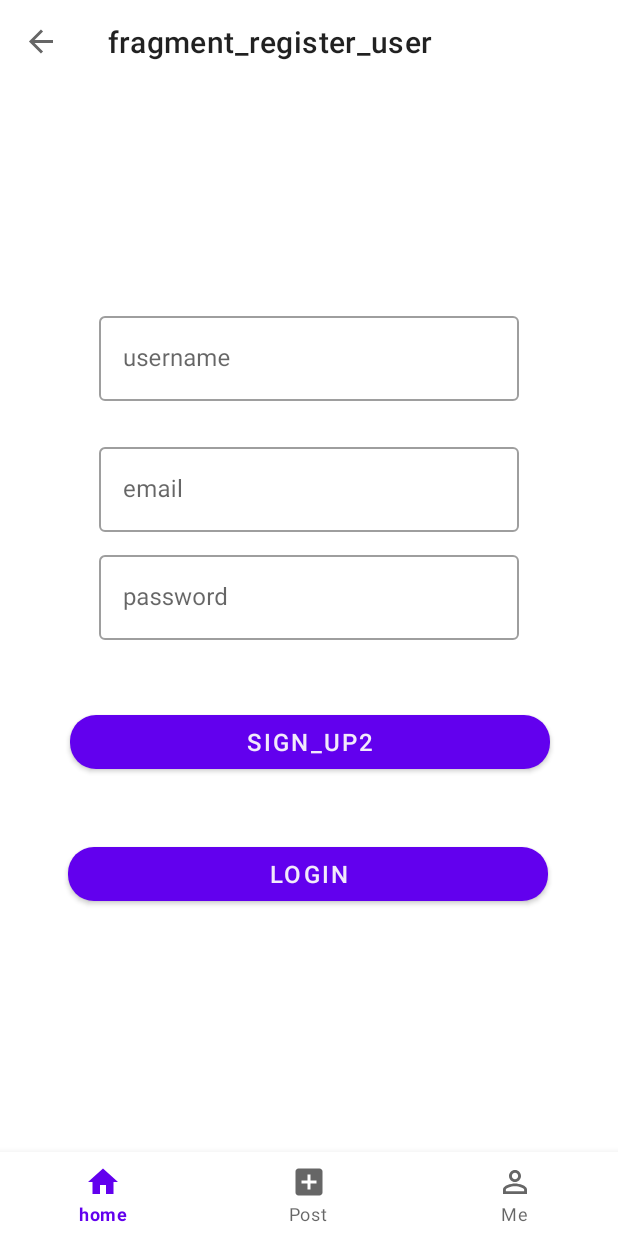
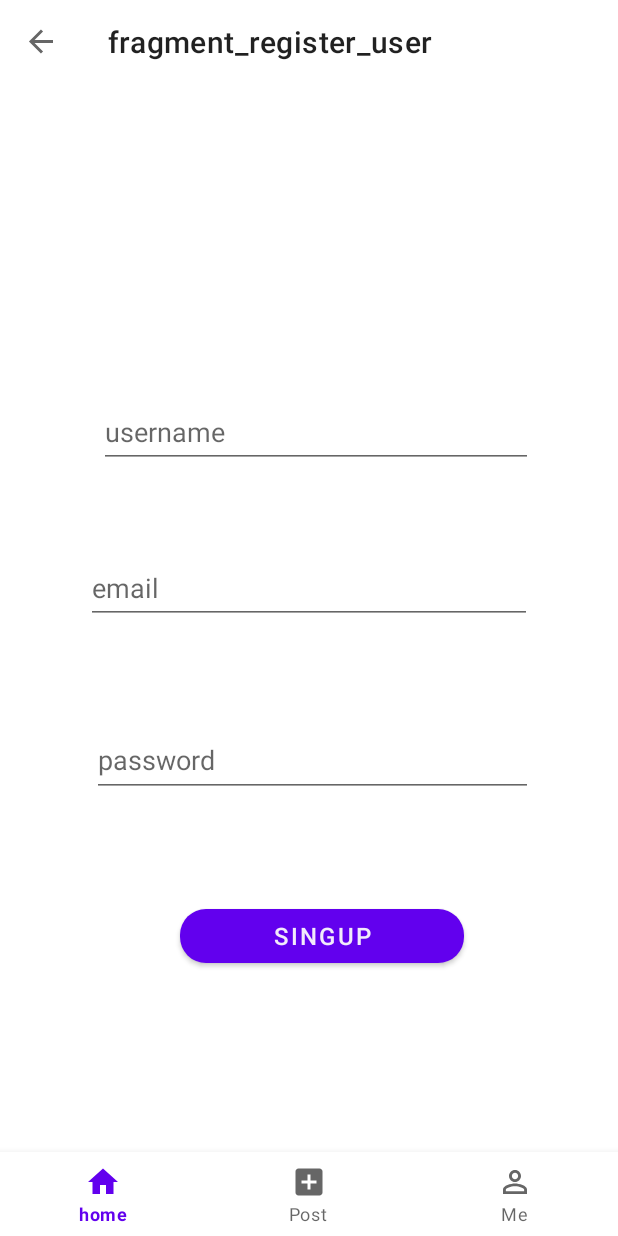
Before and after one commit to Eman-Samkri/Social-Media-App, an Android app: the RegisterUserFragment screen opened through its navigation route, on a phone screen of 412 x 824 dp. Run offline under Robolectric (Android 15) with nearby library versions, the phone set to English and light mode, and no system bars; our stand-ins replace Firebase (no records; nobody signed in at launch, a user with empty details on screens opened directly), navigation-ui.

```diff
--- a/app/src/main/java/com/t1000/capstone21/MainActivity.kt
+++ b/app/src/main/java/com/t1000/capstone21/MainActivity.kt
@@ -67,7 +67,7 @@ class MainActivity : AppCompatActivity() {
 //            else -> super.onKeyDown(keyCode, event)
 //        }
 //    }
-
+//
 //    override fun onBackPressed() {
 //        if (Build.VERSION.SDK_INT == Build.VERSION_CODES.Q) {
 //            finishAfterTransition()
--- a/app/src/main/java/com/t1000/capstone21/camera/videoFragment/VideoFragment.kt
+++ b/app/src/main/java/com/t1000/capstone21/camera/videoFragment/VideoFragment.kt
@@ -27,8 +27,7 @@ import androidx.core.net.toFile
 import androidx.lifecycle.ViewModelProvider
 import androidx.lifecycle.lifecycleScope
 import androidx.navigation.Navigation
-import com.google.firebase.auth.ktx.auth
-import com.google.firebase.ktx.Firebase
+import com.google.firebase.auth.FirebaseAuth
 import com.t1000.capstone21.KEY_EVENT_EXTRA
 import com.t1000.capstone21.R
 import com.t1000.capstone21.models.Video
@@ -343,7 +342,6 @@ override val binding: FragmentVideoBinding by lazy {
 
     private fun uploadVideo() {
         val video = Video()
-        video.userId = Firebase.auth.currentUser?.uid!!
         savedUri?.let { viewModel2.uploadVideo(it,video) }
 
     }
--- a/app/src/main/java/com/t1000/capstone21/stipop/api/StipopAPI.kt
+++ b/app/src/main/java/com/t1000/capstone21/giphy/api/GiphyAPI.kt
@@ -1,10 +1,10 @@
-package com.t1000.capstone21.stipop.api
+package com.t1000.capstone21.giphy.api
 
-import com.t1000.capstone21.stipop.models.StickerResponse
+import com.t1000.capstone21.giphy.models.StickerResponse
 import retrofit2.Response
 import retrofit2.http.GET
 
-interface StipopAPI {
+interface GiphyAPI {
 
     @GET("/v1/gifs/trending?" +
             "api_key=AcOnDAIHYdczRNn5ZRhvCGqQy7dYRQti&" +
--- a/app/src/main/java/com/t1000/capstone21/stipop/models/Sticker.kt
+++ b/app/src/main/java/com/t1000/capstone21/giphy/models/Sticker.kt
@@ -1,4 +1,4 @@
-package com.t1000.capstone21.stipop.models
+package com.t1000.capstone21.giphy.models
 
 data class Sticker (
     val id: String ="",
--- /dev/null
+++ b/app/src/main/java/com/t1000/capstone21/giphy/models/StickerLink.kt
@@ -0,0 +1,4 @@
+package com.t1000.capstone21.giphy.models
+
+class StickerLink {
+}
--- a/app/src/main/java/com/t1000/capstone21/stipop/models/StickerResponse.kt
+++ b/app/src/main/java/com/t1000/capstone21/giphy/models/StickerResponse.kt
@@ -1,4 +1,4 @@
-package com.t1000.capstone21.stipop.models
+package com.t1000.capstone21.giphy.models
 
 import com.google.gson.annotations.SerializedName
 
--- a/app/src/main/java/com/t1000/capstone21/stipop/repo/StipopRepo.kt
+++ b/app/src/main/java/com/t1000/capstone21/giphy/repo/GiphyRepo.kt
@@ -1,10 +1,10 @@
-package com.t1000.capstone21.stipop.repo
+package com.t1000.capstone21.giphy.repo
 
 import android.util.Log
 import androidx.lifecycle.LiveData
 import androidx.lifecycle.liveData
-import com.t1000.capstone21.stipop.api.StipopAPI
-import com.t1000.capstone21.stipop.models.Sticker
+import com.t1000.capstone21.giphy.api.GiphyAPI
+import com.t1000.capstone21.giphy.models.Sticker
 import kotlinx.coroutines.Dispatchers
 import retrofit2.Retrofit
 import retrofit2.converter.gson.GsonConverterFactory
@@ -19,7 +19,7 @@ open class StipopRepo {
         .addConverterFactory(GsonConverterFactory.create())
         .build()
 
-    private val stipopApi:StipopAPI = retrofit.create(StipopAPI::class.java)
+    private val stipopApi:GiphyAPI = retrofit.create(GiphyAPI::class.java)
 
 
 
--- a/app/src/main/java/com/t1000/capstone21/stipop/models/StickerLink.kt
+++ /dev/null
@@ -1,4 +0,0 @@
-package com.t1000.capstone21.stipop.models
-
-class StickerLink {
-}
--- a/app/src/main/java/com/t1000/capstone21/ui/me/register/RegisterUserFragment.kt
+++ b/app/src/main/java/com/t1000/capstone21/ui/me/register/RegisterUserFragment.kt
@@ -11,8 +11,6 @@ import com.google.firebase.auth.FirebaseAuth
 import com.google.firebase.auth.ktx.auth
 import com.google.firebase.firestore.ktx.firestore
 import com.google.firebase.ktx.Firebase
-import com.t1000.capstone21.R
-import com.t1000.capstone21.camera.PermissionsFragmentDirections
 import com.t1000.capstone21.databinding.FragmentRegisterUserBinding
 import com.t1000.capstone21.models.User
 import java.lang.Exception
@@ -29,7 +27,9 @@ class RegisterUserFragment : Fragment(){
         inflater: LayoutInflater, container: ViewGroup?,
         savedInstanceState: Bundle?
     ): View? {
-        return inflater.inflate(R.layout.fragment_register_user, container, false)
+        binding = FragmentRegisterUserBinding.inflate(layoutInflater)
+
+        return binding.root
     }
 
     override fun onCreate(savedInstanceState: Bundle?) {
@@ -41,15 +41,10 @@ class RegisterUserFragment : Fragment(){
     override fun onViewCreated(view: View, savedInstanceState: Bundle?) {
         super.onViewCreated(view, savedInstanceState)
 
-        binding = FragmentRegisterUserBinding.bind(view)
         binding.registerLoginBtn.setOnClickListener{
             registerUser()
         }
 
-        binding.goToLoginBtn.setOnClickListener {
-          Navigation.findNavController(requireActivity(), R.id.fragment_container).navigate(
-           PermissionsFragmentDirections.actionPermissionsToCamera())
-        }
     }
 
 
--- a/app/src/main/java/com/t1000/capstone21/ui/post/PostFragment.kt
+++ b/app/src/main/java/com/t1000/capstone21/ui/post/PostFragment.kt
@@ -1,17 +1,9 @@
 package com.t1000.capstone21.ui.post
 
-import android.content.Intent
 import android.os.Bundle
-import android.provider.MediaStore
 import androidx.fragment.app.Fragment
-import android.view.LayoutInflater
-import android.view.View
-import android.view.ViewGroup
 import androidx.navigation.fragment.findNavController
-import com.t1000.capstone21.R
-import com.t1000.capstone21.camera.PermissionsFragmentDirections
-import com.t1000.capstone21.ui.me.MeFragmentDirections
-import kotlinx.coroutines.Dispatchers.Main
+
 
 
 class PostFragment : Fragment() {
@@ -23,12 +15,5 @@ class PostFragment : Fragment() {
         findNavController().navigate(action)
     }
 
-    override fun onViewCreated(view: View, savedInstanceState: Bundle?) {
-        super.onViewCreated(view, savedInstanceState)
 
-
-
-//        val action = PermissionsFragmentDirections.actionPermissionsToCamera()
-//        findNavController().navigate(action)
-    }
 }
--- a/app/src/main/java/com/t1000/capstone21/ui/sticker/StickerFragment.kt
+++ b/app/src/main/java/com/t1000/capstone21/ui/sticker/StickerFragment.kt
@@ -3,20 +3,16 @@ package com.t1000.capstone21.ui.sticker
 import androidx.lifecycle.ViewModelProvider
 import android.os.Bundle
 import android.util.Log
-import androidx.fragment.app.Fragment
 import android.view.LayoutInflater
 import android.view.View
 import android.view.ViewGroup
-import androidx.core.net.toUri
 import androidx.lifecycle.Observer
 import androidx.recyclerview.widget.GridLayoutManager
-import androidx.recyclerview.widget.LinearLayoutManager
 import androidx.recyclerview.widget.RecyclerView
-import coil.load
 import com.google.android.material.bottomsheet.BottomSheetDialogFragment
 import com.t1000.capstone21.databinding.ItemStickerBinding
 import com.t1000.capstone21.databinding.StickerFragmentBinding
-import com.t1000.capstone21.stipop.models.Sticker
+import com.t1000.capstone21.giphy.models.Sticker
 
 private const val TAG = "StickerFragment"
 class StickerFragment : BottomSheetDialogFragment() {
--- a/app/src/main/java/com/t1000/capstone21/ui/sticker/StickerViewModel.kt
+++ b/app/src/main/java/com/t1000/capstone21/ui/sticker/StickerViewModel.kt
@@ -2,8 +2,8 @@ package com.t1000.capstone21.ui.sticker
 
 import androidx.lifecycle.LiveData
 import androidx.lifecycle.ViewModel
-import com.t1000.capstone21.stipop.models.Sticker
-import com.t1000.capstone21.stipop.repo.StipopRepo
+import com.t1000.capstone21.giphy.models.Sticker
+import com.t1000.capstone21.giphy.repo.StipopRepo
 
 class StickerViewModel : ViewModel() {
 
--- a/app/src/main/java/com/t1000/capstone21/camera/PermissionsFragment.kt
+++ b/app/src/main/java/com/t1000/capstone21/utils/CameraPermissions.kt
@@ -1,6 +1,6 @@
 
 
-package com.t1000.capstone21.camera
+package com.t1000.capstone21.utils
 
 import android.Manifest
 import android.content.Context
@@ -10,21 +10,18 @@ import android.widget.Toast
 import androidx.core.content.ContextCompat
 import androidx.fragment.app.Fragment
 import androidx.lifecycle.lifecycleScope
-import androidx.navigation.Navigation
 import androidx.navigation.fragment.findNavController
-import com.t1000.capstone21.R
 import com.t1000.capstone21.utils.BottomNavViewUtils
 
 private const val PERMISSIONS_REQUEST_CODE = 10
-private const val TAG = "PermissionsFragment"
-
+private const val TAG = "CameraPermissions"
  val PERMISSIONS_REQUIRED = arrayOf(Manifest.permission.CAMERA,
     Manifest.permission.RECORD_AUDIO,
     Manifest.permission.READ_EXTERNAL_STORAGE
 
 )
 
-class PermissionsFragment : Fragment() {
+class CameraPermissions : Fragment() {
 
     override fun onCreate(savedInstanceState: Bundle?) {
         super.onCreate(savedInstanceState)
@@ -55,7 +52,7 @@ class PermissionsFragment : Fragment() {
 
     private fun navigateToCamera() {
         lifecycleScope.launchWhenStarted {
-            val action = PermissionsFragmentDirections.actionPermissionsToCamera()
+            val action = CameraPermissionsDirections.actionPermissionsToCamera()
             findNavController().navigate(action)
         }
     }
--- a/app/src/main/res/layout/fragment_me.xml
+++ b/app/src/main/res/layout/fragment_me.xml
@@ -32,7 +32,7 @@
         <Button
             android:id="@+id/singUpBtn"
             android:layout_width="200dp"
-            android:layout_height="40dp"
+            android:layout_height="48dp"
             android:text="Sign Up"
             android:textColor="@android:color/white"
             android:textSize="17sp" />
--- a/app/src/main/res/layout/fragment_register_user.xml
+++ b/app/src/main/res/layout/fragment_register_user.xml
@@ -6,107 +6,74 @@
     android:layout_width="match_parent"
     android:layout_height="match_parent"
     tools:context="com.t1000.capstone21.ui.me.register.RegisterUserFragment">
+
+
     <ImageView
-        android:id="@+id/logo"
+        android:id="@+id/profilePic"
         android:layout_width="100dp"
         android:layout_height="100dp"
-        android:layout_marginTop="80dp"
+        android:layout_marginTop="60dp"
+        android:contextClickable="true"
+        android:tooltipText="select photo"
+        app:cornerRadius="17sp"
+        app:layout_constraintHorizontal_bias="0.498"
         app:layout_constraintLeft_toLeftOf="parent"
         app:layout_constraintRight_toRightOf="parent"
         app:layout_constraintTop_toTopOf="parent" />
 
-    <com.google.android.material.textfield.TextInputLayout
-        android:id="@+id/login_username_lay"
-        style="@style/Widget.MaterialComponents.TextInputLayout.OutlinedBox"
-
-        android:layout_width="280sp"
-        android:layout_height="wrap_content"
-        android:layout_marginTop="25dp"
-        app:layout_constraintLeft_toLeftOf="parent"
-        app:layout_constraintRight_toRightOf="parent"
-        app:layout_constraintTop_toBottomOf="@id/logo">
-
     <com.google.android.material.textfield.TextInputEditText
         android:id="@+id/register_userName"
-            android:layout_width="match_parent"
-            android:layout_height="wrap_content"
-            android:hint="username" />
-
-    </com.google.android.material.textfield.TextInputLayout>
-
-    <com.google.android.material.textfield.TextInputLayout
-        android:id="@+id/login_Email_lay"
-        style="@style/Widget.MaterialComponents.TextInputLayout.OutlinedBox"
-
-        android:layout_width="280sp"
-        android:layout_height="wrap_content"
-        android:layout_marginTop="25dp"
-        app:layout_constraintLeft_toLeftOf="parent"
-        app:layout_constraintRight_toRightOf="parent"
-        app:layout_constraintTop_toBottomOf="@id/login_username_lay">
+        android:layout_width="289dp"
+        android:layout_height="48dp"
+        android:layout_marginTop="104dp"
+        android:hint="username"
+        app:cornerRadius="17sp"
+        app:layout_constraintEnd_toEndOf="parent"
+        app:layout_constraintHorizontal_bias="0.54"
+        app:layout_constraintStart_toStartOf="parent"
+        app:layout_constraintTop_toBottomOf="@+id/profilePic" />
 
     <com.google.android.material.textfield.TextInputEditText
         android:id="@+id/register_Email"
-            android:layout_width="match_parent"
-            android:layout_height="wrap_content"
-            android:hint="email" />
-
-    </com.google.android.material.textfield.TextInputLayout>
-
-    <com.google.android.material.textfield.TextInputLayout
-        android:id="@+id/login_Password_lay"
-        style="@style/Widget.MaterialComponents.TextInputLayout.OutlinedBox"
-        android:layout_width="280sp"
-        android:layout_height="wrap_content"
-        android:layout_marginTop="10dp"
-
-        app:layout_constraintLeft_toLeftOf="parent"
-        app:layout_constraintRight_toRightOf="parent"
-        app:layout_constraintTop_toBottomOf="@id/login_Email_lay">
+        android:layout_width="297dp"
+        android:layout_height="48dp"
+        android:layout_marginTop="56dp"
+        android:hint="email"
+        app:cornerRadius="17sp"
+        app:layout_constraintEnd_toEndOf="parent"
+        app:layout_constraintStart_toStartOf="parent"
+        app:layout_constraintTop_toBottomOf="@+id/register_userName" />
 
     <com.google.android.material.textfield.TextInputEditText
         android:id="@+id/register_Password"
-            android:layout_width="match_parent"
-            android:layout_height="wrap_content"
+        android:layout_width="294dp"
+        android:layout_height="49dp"
+        android:layout_marginTop="57dp"
+        android:layout_marginBottom="60dp"
         android:hint="password"
-            android:inputType="textPassword" />
-
-    </com.google.android.material.textfield.TextInputLayout>
-
+        android:inputType="textPassword"
+        app:cornerRadius="17sp"
+        app:layout_constraintBottom_toTopOf="@+id/register_loginBtn"
+        app:layout_constraintEnd_toEndOf="parent"
+        app:layout_constraintHorizontal_bias="0.521"
+        app:layout_constraintStart_toStartOf="parent"
+        app:layout_constraintTop_toBottomOf="@+id/register_Email" />
 
     <com.google.android.material.button.MaterialButton
         android:id="@+id/register_loginBtn"
-        android:layout_width="320sp"
-        android:layout_height="wrap_content"
-        android:layout_marginTop="44dp"
-
-        android:text="sign_up2"
+        android:layout_width="189dp"
+        android:layout_height="48dp"
+        android:layout_marginBottom="120dp"
+        android:text="SingUp"
         android:textColor="#EDFDFCFC"
         android:textSize="16sp"
         app:cornerRadius="17sp"
+        app:layout_constraintBottom_toBottomOf="parent"
         app:layout_constraintEnd_toEndOf="parent"
-        app:layout_constraintHorizontal_bias="0.505"
+        app:layout_constraintHorizontal_bias="0.54"
         app:layout_constraintLeft_toLeftOf="parent"
         app:layout_constraintRight_toRightOf="parent"
-        app:layout_constraintStart_toStartOf="parent"
-        app:layout_constraintTop_toBottomOf="@+id/login_Password_lay" />
-
-    <com.google.android.material.button.MaterialButton
-        android:id="@+id/goToLoginBtn"
-        android:layout_width="320sp"
-        android:layout_height="wrap_content"
-
-        android:layout_marginTop="40dp"
-        android:text="login"
-        android:textColor="#EDFDFCFC"
-        android:textSize="16sp"
-        app:cornerRadius="17sp"
-        app:layout_constraintEnd_toEndOf="parent"
-        app:layout_constraintHorizontal_bias="0.494"
-        app:layout_constraintLeft_toLeftOf="parent"
-        app:layout_constraintRight_toRightOf="parent"
-        app:layout_constraintStart_toStartOf="parent"
-        app:layout_constraintTop_toBottomOf="@+id/register_loginBtn" />
+        app:layout_constraintStart_toStartOf="parent" />
 
 
 </androidx.constraintlayout.widget.ConstraintLayout>
--- a/app/src/main/res/navigation/nav_graph.xml
+++ b/app/src/main/res/navigation/nav_graph.xml
@@ -8,7 +8,7 @@
 
     <fragment
         android:id="@+id/permissions_fragment"
-        android:name="com.t1000.capstone21.camera.PermissionsFragment"
+        android:name="com.t1000.capstone21.utils.CameraPermissions"
         android:label="PermissionsFragment" >
 
         <action
```
Lines whose indentation alone changed are shown as unchanged.
